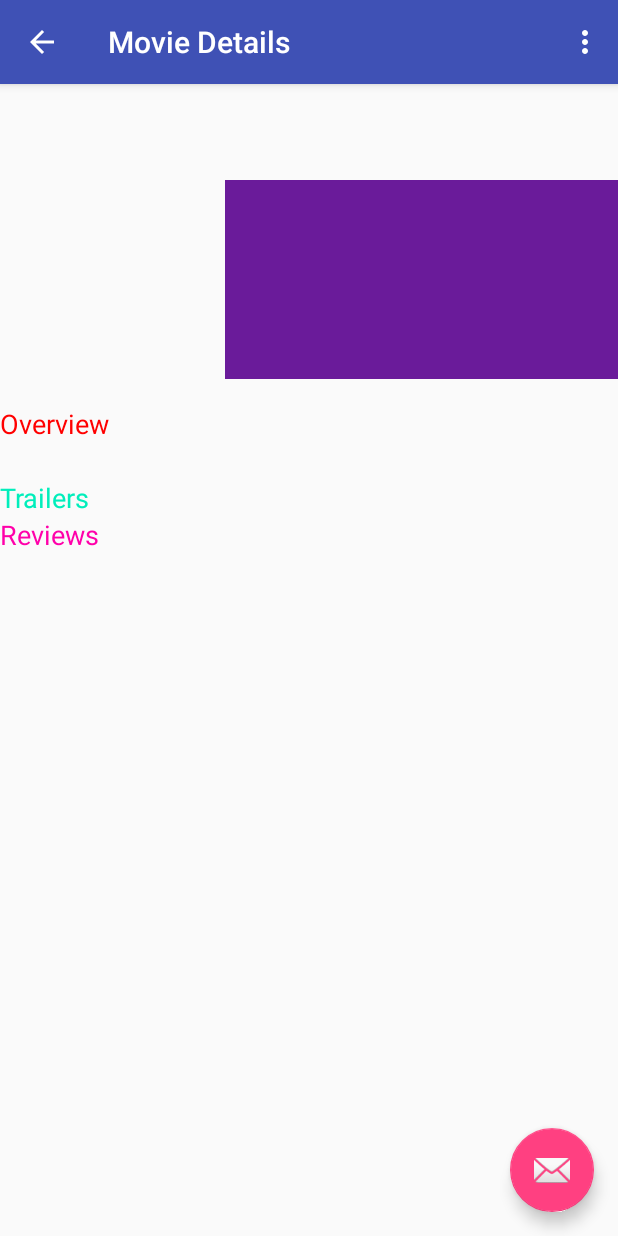
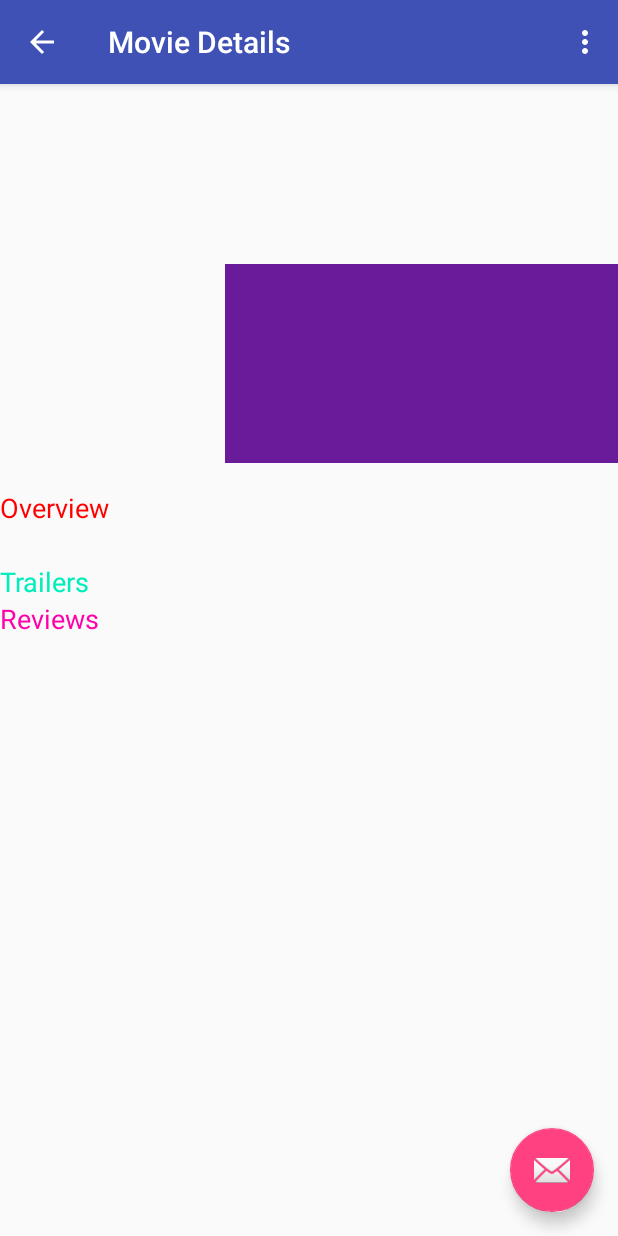
Before and after one commit to DeepikaNarayanaswamy/PopularMoviesApp, an Android app: the MovieDetailActivity screen opened directly, with no data from a screen before it, on a phone screen of 412 x 824 dp. Run offline under Robolectric (Android 15) with nearby library versions, the phone set to English and light mode, and no system bars; our stand-ins replace Picasso; pictures from the network do not load; 1 statement that could not run was skipped.

Commit message:
View holder pattern for movie adapter & UI changes

```diff
--- a/app/src/main/res/layout/activity_movie_detail.xml
+++ b/app/src/main/res/layout/activity_movie_detail.xml
@@ -6,7 +6,10 @@
     android:layout_height="match_parent"
     android:fitsSystemWindows="true"
     tools:context="com.example.android.popularmoviesapp.MovieDetailActivity">
-
+    <LinearLayout
+        android:layout_width="match_parent"
+        android:layout_height="match_parent"
+        android:orientation="vertical">
     <android.support.design.widget.AppBarLayout
         android:layout_width="match_parent"
         android:layout_height="wrap_content"
@@ -22,7 +25,7 @@
     </android.support.design.widget.AppBarLayout>
 
     <include layout="@layout/content_movie_detail" />
-
+    </LinearLayout>
     <android.support.design.widget.FloatingActionButton
         android:id="@+id/fab"
         android:layout_width="wrap_content"
```
Also changed, not shown: app/src/main/java/com/example/android/popularmoviesapp/adapter/MoviesAdapter.java (+12 -2 lines).
